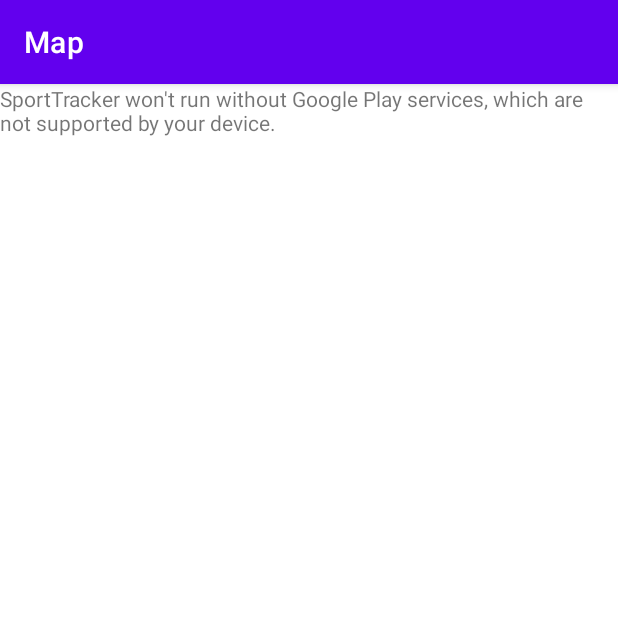
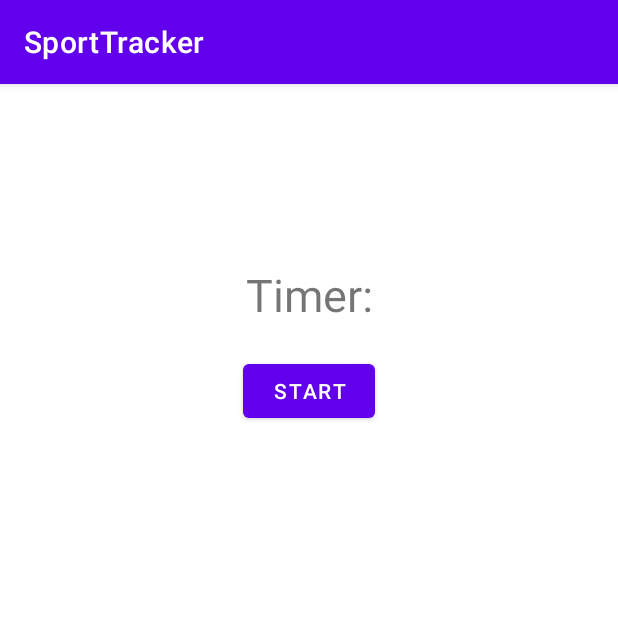
Before and after one commit to jakobpolegek/sporttracker, an Android app: the MainActivity screen opened directly, with no data from a screen before it, after a tap on "NEW RUN", on a phone screen of 412 x 824 dp, the top half of it. Run offline under Robolectric (Android 15) with nearby library versions, the phone set to English and light mode, and no system bars; our stand-ins replace Firebase (no records; nobody signed in at launch, a user with empty details on screens opened directly).

Commit message:
Added timer and location listener

```diff
--- a/SportTrackerAndroid/app/src/main/AndroidManifest.xml
+++ b/SportTrackerAndroid/app/src/main/AndroidManifest.xml
@@ -19,6 +19,7 @@
         android:roundIcon="@mipmap/ic_launcher_round"
         android:supportsRtl="true"
         android:theme="@style/Theme.SportTracker">
+        <activity android:name=".RunningActivity"></activity>
         <activity android:name=".RegisterActivity" />
         <activity android:name=".LoginActivity">
             <intent-filter>
@@ -45,9 +46,7 @@
         <activity
             android:name=".MapsActivity"
             android:label="@string/title_activity_maps" />
-        <activity android:name=".MainActivity">
-
-        </activity>
+        <activity android:name=".MainActivity"></activity>
     </application>
 
 </manifest>
--- a/SportTrackerAndroid/app/src/main/java/com/example/sporttracker/MainActivity.java
+++ b/SportTrackerAndroid/app/src/main/java/com/example/sporttracker/MainActivity.java
@@ -1,5 +1,6 @@
 package com.example.sporttracker;
 
+import androidx.annotation.NonNull;
 import androidx.appcompat.app.AppCompatActivity;
 
 import android.content.Intent;
@@ -9,12 +10,25 @@ import android.view.MenuInflater;
 import android.view.MenuItem;
 import android.view.View;
 import android.widget.Button;
+import android.widget.TextView;
+import android.widget.Toast;
 
 import com.google.firebase.auth.FirebaseAuth;
+import com.google.firebase.auth.FirebaseUser;
+import com.google.firebase.database.DataSnapshot;
+import com.google.firebase.database.DatabaseError;
+import com.google.firebase.database.DatabaseReference;
+import com.google.firebase.database.FirebaseDatabase;
+import com.google.firebase.database.ValueEventListener;
 
 public class MainActivity extends AppCompatActivity {
 
     private Button logout;
+    private TextView textViewUser;
+    private String userID;
+
+    private FirebaseUser user;
+    private DatabaseReference reference;
 
     @Override
     protected void onCreate(Bundle savedInstanceState) {
@@ -28,6 +42,29 @@ public class MainActivity extends AppCompatActivity {
             public void onClick(View v) {
                 FirebaseAuth.getInstance().signOut();
                 startActivity(new Intent(MainActivity.this, LoginActivity.class));
+            }
+        });
+
+        textViewUser = findViewById(R.id.userTxt);
+        user = FirebaseAuth.getInstance().getCurrentUser();
+        reference = FirebaseDatabase.getInstance().getReference("Users");
+        userID = user.getUid();
+
+        reference.child(userID).addListenerForSingleValueEvent(new ValueEventListener() {
+            @Override
+            public void onDataChange(@NonNull DataSnapshot snapshot) {
+                User userPRofile = snapshot.getValue(User.class);
+
+                if(userPRofile != null){
+                    String username = userPRofile.username;
+
+                    textViewUser.setText("Welcome " + username);
+                }
+            }
+
+            @Override
+            public void onCancelled(@NonNull DatabaseError error) {
+                Toast.makeText(MainActivity.this,"Something wrong happened!", Toast.LENGTH_LONG).show();
             }
         });
     }
@@ -46,7 +83,7 @@ public class MainActivity extends AppCompatActivity {
     }
 
     public void OpenNewRun(View view) {
-        Intent i = new Intent(getBaseContext(), MapsActivity.class);
+        Intent i = new Intent(getBaseContext(), RunningActivity.class);
         startActivity(i);
     }
 
--- a/SportTrackerAndroid/app/src/main/java/com/example/sporttracker/RegisterActivity.java
+++ b/SportTrackerAndroid/app/src/main/java/com/example/sporttracker/RegisterActivity.java
@@ -108,11 +108,10 @@ public class RegisterActivity extends AppCompatActivity implements View.OnClickL
                                     if(task.isSuccessful()){
                                         startActivity(new Intent(RegisterActivity.this, LoginActivity.class));
                                         Toast.makeText(RegisterActivity.this, "User has been registered successfully!", Toast.LENGTH_LONG).show();
-                                        progressBar.setVisibility(View.GONE);
                                     }else {
                                         Toast.makeText(RegisterActivity.this, "Failed to register! Try again!", Toast.LENGTH_LONG).show();
-                                        progressBar.setVisibility(View.GONE);
                                     }
+                                    progressBar.setVisibility(View.GONE);
                                 }
                             });
                         } else {
--- /dev/null
+++ b/SportTrackerAndroid/app/src/main/java/com/example/sporttracker/RunningActivity.java
@@ -0,0 +1,176 @@
+package com.example.sporttracker;
+
+import androidx.annotation.RequiresApi;
+import androidx.appcompat.app.AlertDialog;
+import androidx.appcompat.app.AppCompatActivity;
+import androidx.core.app.ActivityCompat;
+
+import android.Manifest;
+import android.content.Context;
+import android.content.DialogInterface;
+import android.content.Intent;
+import android.content.pm.PackageManager;
+import android.location.LocationListener;
+import android.location.LocationManager;
+import android.os.Build;
+import android.os.Bundle;
+import android.os.Handler;
+import android.provider.Settings;
+import android.view.View;
+import android.widget.Button;
+import android.widget.TextView;
+import android.widget.Toast;
+
+import com.google.android.gms.common.api.GoogleApiClient;
+import com.google.android.gms.location.LocationRequest;
+import com.google.android.gms.location.LocationServices;
+
+public class RunningActivity extends AppCompatActivity {
+
+    TextView timerTextView;
+    long startTime = 0;
+    long time = 0;
+
+    LocationManager locationManager;
+    Context mContext;
+
+    //runs without a timer by reposting this handler at the end of the runnable
+    Handler timerHandler = new Handler();
+    Runnable timerRunnable = new Runnable() {
+
+        @Override
+        public void run() {
+            long millis = System.currentTimeMillis() - startTime;
+            time = millis;
+            int seconds = (int) (millis / 1000);
+            int minutes = seconds / 60;
+            seconds = seconds % 60;
+
+            timerTextView.setText("Time: " + String.format("%d:%02d", minutes, seconds));
+
+            timerHandler.postDelayed(this, 500);
+        }
+    };
+
+    @RequiresApi(api = Build.VERSION_CODES.P)
+    @Override
+    protected void onCreate(Bundle savedInstanceState) {
+        super.onCreate(savedInstanceState);
+        setContentView(R.layout.activity_running);
+
+        timerTextView = (TextView) findViewById(R.id.timerTextView);
+
+        Button b = (Button) findViewById(R.id.button);
+        b.setText("start");
+        b.setOnClickListener(new View.OnClickListener() {
+
+            @Override
+            public void onClick(View v) {
+                Button b = (Button) v;
+                if (b.getText().equals("stop")) {
+
+                    timerHandler.removeCallbacks(timerRunnable);
+                    b.setText("start");
+                } else {
+                    startTime = System.currentTimeMillis();
+                    startTime = startTime - time;
+                    timerHandler.postDelayed(timerRunnable, 0);
+                    b.setText("stop");
+                }
+            }
+        });
+
+        mContext = this;
+        locationManager = (LocationManager) mContext.getSystemService(Context.LOCATION_SERVICE);
+        if (ActivityCompat.checkSelfPermission(this, Manifest.permission.ACCESS_FINE_LOCATION) != PackageManager.PERMISSION_GRANTED && ActivityCompat.checkSelfPermission(this, Manifest.permission.ACCESS_COARSE_LOCATION) != PackageManager.PERMISSION_GRANTED) {
+            // TODO: Consider calling
+            //    ActivityCompat#requestPermissions
+            // here to request the missing permissions, and then overriding
+            //   public void onRequestPermissionsResult(int requestCode, String[] permissions,
+            //                                          int[] grantResults)
+            // to handle the case where the user grants the permission. See the documentation
+            // for ActivityCompat#requestPermissions for more details.
+            return;
+        }
+        locationManager.requestLocationUpdates(LocationManager.GPS_PROVIDER,
+                2000,
+                10, locationListenerGPS);
+        isLocationEnabled();
+
+    }
+
+    LocationListener locationListenerGPS=new LocationListener() {
+        @Override
+        public void onLocationChanged(android.location.Location location) {
+            double latitude=location.getLatitude();
+            double longitude=location.getLongitude();
+            String msg="New Latitude: "+latitude + "New Longitude: "+longitude;
+            Toast.makeText(mContext,msg,Toast.LENGTH_LONG).show();
+        }
+
+        @Override
+        public void onStatusChanged(String provider, int status, Bundle extras) {
+
+        }
+
+        @Override
+        public void onProviderEnabled(String provider) {
+
+        }
+
+        @Override
+        public void onProviderDisabled(String provider) {
+
+        }
+    };
+
+    @Override
+    public void onPause() {
+        super.onPause();
+        timerHandler.removeCallbacks(timerRunnable);
+        Button b = (Button)findViewById(R.id.button);
+        b.setText("start");
+    }
+
+    protected void onResume(){
+        super.onResume();
+        isLocationEnabled();
+    }
+
+    private void isLocationEnabled() {
+
+        if(!locationManager.isProviderEnabled(LocationManager.GPS_PROVIDER)){
+            AlertDialog.Builder alertDialog=new AlertDialog.Builder(mContext);
+            alertDialog.setTitle("Enable Location");
+            alertDialog.setMessage("Your locations setting is not enabled. Please enabled it in settings menu.");
+            alertDialog.setPositiveButton("Location Settings", new DialogInterface.OnClickListener(){
+                public void onClick(DialogInterface dialog, int which){
+                    Intent intent=new Intent(Settings.ACTION_LOCATION_SOURCE_SETTINGS);
+                    startActivity(intent);
+                }
+            });
+            alertDialog.setNegativeButton("Cancel", new DialogInterface.OnClickListener(){
+                public void onClick(DialogInterface dialog, int which){
+                    dialog.cancel();
+                }
+            });
+            AlertDialog alert=alertDialog.create();
+            alert.show();
+        }
+        else{
+            AlertDialog.Builder alertDialog=new AlertDialog.Builder(mContext);
+            alertDialog.setTitle("Confirm Location");
+            alertDialog.setMessage("Your Location is enabled, please enjoy");
+            alertDialog.setNegativeButton("Back to interface",new DialogInterface.OnClickListener(){
+                public void onClick(DialogInterface dialog, int which){
+                    dialog.cancel();
+                }
+            });
+            AlertDialog alert=alertDialog.create();
+            alert.show();
+        }
+    }
+
+
+
+}
--- a/SportTrackerAndroid/app/src/main/java/com/example/sporttracker/User.java
+++ b/SportTrackerAndroid/app/src/main/java/com/example/sporttracker/User.java
@@ -25,6 +25,10 @@ public class User {
         this.weight = weight;
     }
     //endregion
+
+    void addLocation(){
+
+    }
 
     //region Getter
 
--- a/SportTrackerAndroid/app/src/main/res/layout/activity_main.xml
+++ b/SportTrackerAndroid/app/src/main/res/layout/activity_main.xml
@@ -56,7 +56,7 @@
         android:layout_width="wrap_content"
         android:layout_height="wrap_content"
         android:text="User"
-        android:layout_margin="25dp"
+        android:layout_margin="20dp"
         app:layout_constraintTop_toTopOf="parent"
         app:layout_constraintEnd_toEndOf="parent"/>
 
--- /dev/null
+++ b/SportTrackerAndroid/app/src/main/res/layout/activity_running.xml
@@ -0,0 +1,29 @@
+<?xml version="1.0" encoding="utf-8"?>
+<androidx.constraintlayout.widget.ConstraintLayout xmlns:android="http://schemas.android.com/apk/res/android"
+    xmlns:app="http://schemas.android.com/apk/res-auto"
+    xmlns:tools="http://schemas.android.com/tools"
+    android:layout_width="match_parent"
+    android:layout_height="match_parent"
+    tools:context=".RunningActivity">
+
+    <TextView
+        android:id="@+id/timerTextView"
+        android:layout_width="wrap_content"
+        android:layout_height="wrap_content"
+        android:text="Timer:"
+        android:textSize="30sp"
+        app:layout_constraintLeft_toLeftOf="parent"
+        app:layout_constraintRight_toRightOf="parent"
+        app:layout_constraintTop_toTopOf="parent"
+        android:layout_marginTop="120dp"/>
+
+    <Button
+        android:id="@+id/button"
+        android:layout_width="wrap_content"
+        android:layout_height="wrap_content"
+        android:text="Start"
+        android:layout_margin="20dp"
+        app:layout_constraintTop_toBottomOf="@id/timerTextView"
+        app:layout_constraintLeft_toLeftOf="parent"
+        app:layout_constraintRight_toRightOf="parent"/>
+</androidx.constraintlayout.widget.ConstraintLayout>
```
Also changed, not shown: SportTrackerAndroid/app/src/main/java/com/example/sporttracker/LoginActivity.java (+6 -3 lines).
